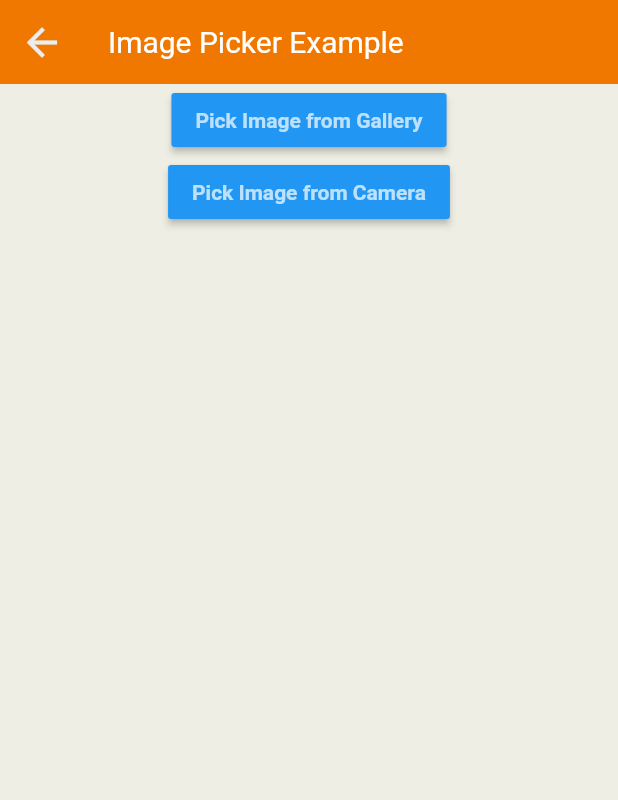
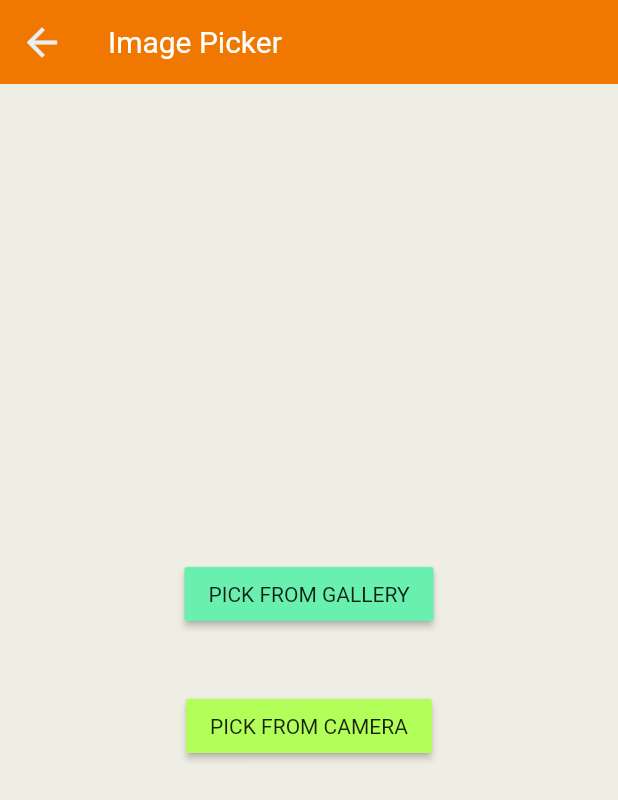
Before and after one commit to ParimSsme/flutter_mvvm_sqflite, a Flutter app: the MyPage screen opened directly, on a phone screen of 412 x 824 dp. Shown: the top 800 px of the screen. Run offline on Flutter 3.47's test engine with Material 2 defaults, Android fonts, the phone set to English and light mode, and no system bars; our stand-ins replace image_picker, rxdart, sqflite; accounts and stored records are empty.

Commit message:
get image from gallery and camera, add runtime permission

```diff
--- a/lib/ui/modules/home/im.dart
+++ b/lib/ui/modules/home/im.dart
@@ -1,6 +1,5 @@
 import 'dart:io';
 import 'package:flutter/material.dart';
-import 'package:flutter/services.dart';
 import 'package:image_picker/image_picker.dart';
 
 
@@ -9,55 +8,75 @@ class MyPage extends StatefulWidget {
   _MyPageState createState() => _MyPageState();
 }
 class _MyPageState extends State<MyPage> {
-  /// Variable
-  File? image;
+  /// Variables
+  File? imageFile;
 
   /// Widget
   @override
   Widget build(BuildContext context) {
     return Scaffold(
         appBar: AppBar(
-          title: const Text("Image Picker Example"),
+          title: Text("Image Picker"),
         ),
-        body: Center(
-          child: Column(
-            children: [
-              MaterialButton(
-                  color: Colors.blue,
-                  child: const Text(
-                      "Pick Image from Gallery",
-                      style: TextStyle(
-                          color: Colors.white70, fontWeight: FontWeight.bold
-                      )
+        body: Container(
+            child: imageFile == null
+                ? Container(
+              alignment: Alignment.center,
+              child: Column(
+                mainAxisAlignment: MainAxisAlignment.center,
+                children: <Widget>[
+                  RaisedButton(
+                    color: Colors.greenAccent,
+                    onPressed: () {
+                      _getFromGallery();
+                    },
+                    child: Text("PICK FROM GALLERY"),
                   ),
-                  onPressed: () {
-                    pickImage();
-                  }
+                  Container(
+                    height: 40.0,
+                  ),
+                  RaisedButton(
+                    color: Colors.lightGreenAccent,
+                    onPressed: () {
+                      _getFromCamera();
+                    },
+                    child: Text("PICK FROM CAMERA"),
+                  )
+                ],
               ),
-              MaterialButton(
-                  color: Colors.blue,
-                  child: const Text(
-                      "Pick Image from Camera",
-                      style: TextStyle(
-                          color: Colors.white70, fontWeight: FontWeight.bold
-                      )
-                  ),
-                  onPressed: () {}
+            ): Container(
+              child: Image.file(
+                imageFile!,
+                fit: BoxFit.cover,
               ),
-            ],
-          ),
-        )
-    );
+            )));
   }
 
-  Future pickImage() async {
-    try {
-      final image = await ImagePicker().pickImage(source: ImageSource.gallery);
-      if(image == null) return;
-      final imageTemp = File(image.path);
-      setState(() => this.image = imageTemp);
-    } on PlatformException catch(e) {
-      print('Failed to pick image: $e');
+  /// Get from gallery
+  _getFromGallery() async {
+    PickedFile pickedFile = await ImagePicker().getImage(
+      source: ImageSource.gallery,
+      maxWidth: 1800,
+      maxHeight: 1800,
+    );
+    if (pickedFile != null) {
+      setState(() {
+        imageFile = File(pickedFile.path);
+      });
+    }
+  }
+
+  /// Get from Camera
+  _getFromCamera() async {
+    PickedFile pickedFile = await ImagePicker().getImage(
+      source: ImageSource.camera,
+      maxWidth: 1800,
+      maxHeight: 1800,
+    );
+    if (pickedFile != null) {
+      setState(() {
+        imageFile = File(pickedFile.path);
+      });
     }
   }
 }
--- a/pubspec.yaml
+++ b/pubspec.yaml
@@ -48,7 +48,7 @@ dev_dependencies:
   sqflite: ^1.1.5
   rxdart: ^0.27.7
   logging: ^1.0.0
-  image_picker: ^0.8.3
+  image_picker: ^0.6.7+6
 # For information on the generic Dart part of this file, see the
 # following page: https://dart.dev/tools/pub/pubspec
 
```
Also changed, not shown: pubspec.lock, 1 other file.
